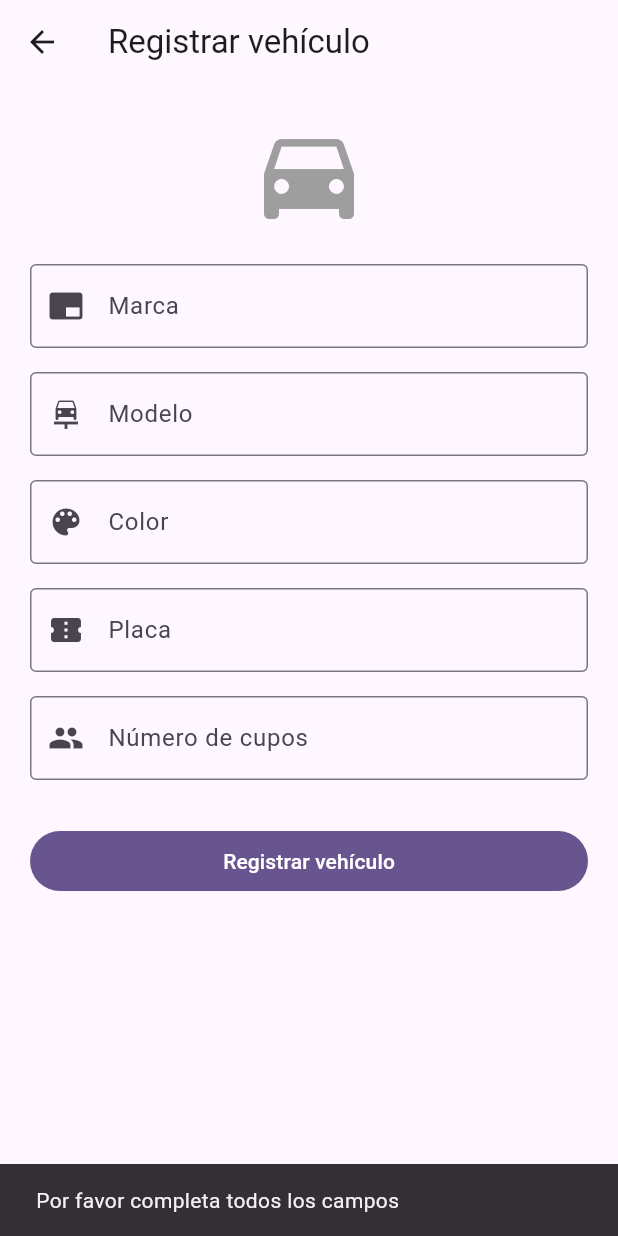
After one commit to bandreshoyos22-art/CARPULIA, a Flutter app: the RegisterVehiculoScreen screen opened directly, after a tap on "Registrar vehículo", on a phone screen of 412 x 824 dp. The commit adds this screen. Run offline on Flutter 3.47's test engine with Material 3 defaults, Android fonts, the light colour scheme and no system bars; our stand-ins replace flutter_map, latlong2, shared_preferences; accounts and stored records are empty; network calls fail.

Commit message:
Registro de vehículo para conductores

```diff
--- /dev/null
+++ b/frontend/lib/models/vehiculo.dart
@@ -0,0 +1,43 @@
+class Vehiculo {
+  final String id;
+  final String conductorEmail;
+  final String marca;
+  final String modelo;
+  final String color;
+  final String placa;
+  final int cupos;
+
+  Vehiculo({
+    required this.id,
+    required this.conductorEmail,
+    required this.marca,
+    required this.modelo,
+    required this.color,
+    required this.placa,
+    required this.cupos,
+  });
+
+  Map<String, dynamic> toJson() {
+    return {
+      'id': id,
+      'conductor_email': conductorEmail,
+      'marca': marca,
+      'modelo': modelo,
+      'color': color,
+      'placa': placa,
+      'cupos': cupos,
+    };
+  }
+
+  factory Vehiculo.fromJson(Map<String, dynamic> json) {
+    return Vehiculo(
+      id: json['id'] as String,
+      conductorEmail: json['conductor_email'] as String,
+      marca: json['marca'] as String,
+      modelo: json['modelo'] as String,
+      color: json['color'] as String,
+      placa: json['placa'] as String,
+      cupos: json['cupos'] as int,
+    );
+  }
+}
--- a/frontend/lib/screens/home_screen.dart
+++ b/frontend/lib/screens/home_screen.dart
@@ -11,6 +11,7 @@ import 'create_viaje_screen.dart';
 import 'login_screen.dart';
 import 'settings_screen.dart';
 import 'trip_history_screen.dart';
+import 'register_vehiculo_screen.dart';
 
 class HomeScreen extends StatefulWidget {
   const HomeScreen({super.key});
@@ -155,6 +156,19 @@ class _HomeScreenState extends State<HomeScreen> {
             icon: const Icon(Icons.add),
             label: const Text('Crear viaje'),
             onPressed: _onCreateTrip,
+          ),
+          const SizedBox(height: 8),
+          FilledButton.tonalIcon(
+            icon: const Icon(Icons.directions_car),
+            label: const Text('Registrar vehículo'),
+            onPressed: () {
+              Navigator.push(
+                context,
+                MaterialPageRoute(
+                  builder: (_) => const RegisterVehiculoScreen(),
+                ),
+              );
+            },
           ),
           const SizedBox(height: 24),
           const Text(
--- /dev/null
+++ b/frontend/lib/screens/register_vehiculo_screen.dart
@@ -0,0 +1,142 @@
+import 'package:flutter/material.dart';
+import '../models/vehiculo.dart';
+import '../services/storage_service.dart';
+
+class RegisterVehiculoScreen extends StatefulWidget {
+  const RegisterVehiculoScreen({super.key});
+
+  @override
+  State<RegisterVehiculoScreen> createState() => _RegisterVehiculoScreenState();
+}
+
+class _RegisterVehiculoScreenState extends State<RegisterVehiculoScreen> {
+  final _marcaController = TextEditingController();
+  final _modeloController = TextEditingController();
+  final _colorController = TextEditingController();
+  final _placaController = TextEditingController();
+  final _cuposController = TextEditingController();
+  bool _guardando = false;
+
+  @override
+  void dispose() {
+    _marcaController.dispose();
+    _modeloController.dispose();
+    _colorController.dispose();
+    _placaController.dispose();
+    _cuposController.dispose();
+    super.dispose();
+  }
+
+  Future<void> _guardar() async {
+    if (_marcaController.text.isEmpty ||
+        _modeloController.text.isEmpty ||
+        _colorController.text.isEmpty ||
+        _placaController.text.isEmpty ||
+        _cuposController.text.isEmpty) {
+      ScaffoldMessenger.of(context).showSnackBar(
+        const SnackBar(content: Text('Por favor completa todos los campos')),
+      );
+      return;
+    }
+
+    setState(() => _guardando = true);
+
+    final user = StorageService().currentUser;
+    final vehiculo = Vehiculo(
+      id: DateTime.now().millisecondsSinceEpoch.toString(),
+      conductorEmail: user?.email ?? '',
+      marca: _marcaController.text,
+      modelo: _modeloController.text,
+      color: _colorController.text,
+      placa: _placaController.text,
+      cupos: int.tryParse(_cuposController.text) ?? 0,
+    );
+
+    await StorageService().saveVehiculo(vehiculo);
+
+    setState(() => _guardando = false);
+
+    if (!mounted) return;
+    ScaffoldMessenger.of(context).showSnackBar(
+      const SnackBar(content: Text('Vehículo registrado correctamente')),
+    );
+    Navigator.pop(context);
+  }
+
+  @override
+  Widget build(BuildContext context) {
+    return Scaffold(
+      appBar: AppBar(title: const Text('Registrar vehículo')),
+      body: SingleChildScrollView(
+        padding: const EdgeInsets.all(20),
+        child: Column(
+          children: [
+            const Icon(Icons.directions_car, size: 80, color: Colors.grey),
+            const SizedBox(height: 20),
+
+            TextField(
+              controller: _marcaController,
+              decoration: const InputDecoration(
+                labelText: 'Marca',
+                border: OutlineInputBorder(),
+                prefixIcon: Icon(Icons.branding_watermark),
+              ),
+            ),
+            const SizedBox(height: 16),
+
+            TextField(
+              controller: _modeloController,
+              decoration: const InputDecoration(
+                labelText: 'Modelo',
+                border: OutlineInputBorder(),
+                prefixIcon: Icon(Icons.car_repair),
+              ),
+            ),
+            const SizedBox(height: 16),
+
+            TextField(
+              controller: _colorController,
+              decoration: const InputDecoration(
+                labelText: 'Color',
+                border: OutlineInputBorder(),
+                prefixIcon: Icon(Icons.color_lens),
+              ),
+            ),
+            const SizedBox(height: 16),
+
+            TextField(
+              controller: _placaController,
+              decoration: const InputDecoration(
+                labelText: 'Placa',
+                border: OutlineInputBorder(),
+                prefixIcon: Icon(Icons.confirmation_number),
+              ),
+            ),
+            const SizedBox(height: 16),
+
+            TextField(
+              controller: _cuposController,
+              keyboardType: TextInputType.number,
+              decoration: const InputDecoration(
+                labelText: 'Número de cupos',
+                border: OutlineInputBorder(),
+                prefixIcon: Icon(Icons.people),
+              ),
+            ),
+            const SizedBox(height: 30),
+
+            SizedBox(
+              width: double.infinity,
+              child: FilledButton(
+                onPressed: _guardando ? null : _guardar,
+                child: _guardando
+                    ? const CircularProgressIndicator()
+                    : const Text('Registrar vehículo'),
+              ),
+            ),
+          ],
+        ),
+      ),
+    );
+  }
+}
--- a/frontend/lib/services/storage_service.dart
+++ b/frontend/lib/services/storage_service.dart
@@ -6,10 +6,10 @@ import '../models/message.dart';
 import '../models/solicitud.dart';
 import '../models/user.dart';
 import '../models/viaje.dart';
+import '../models/vehiculo.dart';
 
 class StorageService {
-  static final StorageService _instance =
-      StorageService._internal();
+  static final StorageService _instance = StorageService._internal();
 
   factory StorageService() => _instance;
 
@@ -26,163 +26,100 @@ class StorageService {
   }
 
   Future<AppUser?> loadCurrentUser() async {
-    final userJson =
-        _prefs.getString('carpulia_current_user');
+    final userJson = _prefs.getString('carpulia_current_user');
 
     if (userJson == null) {
       return null;
     }
 
     try {
-      return AppUser.fromJson(
-        jsonDecode(userJson)
-            as Map<String, dynamic>,
-      );
+      return AppUser.fromJson(jsonDecode(userJson) as Map<String, dynamic>);
     } catch (_) {
       return null;
     }
   }
 
-  Future<void> saveCurrentUser(
-    AppUser user,
-  ) async {
+  Future<void> saveCurrentUser(AppUser user) async {
     currentUser = user;
 
-    await _prefs.setString(
-      'carpulia_current_user',
-      jsonEncode(user.toJson()),
-    );
+    await _prefs.setString('carpulia_current_user', jsonEncode(user.toJson()));
   }
 
   Future<void> clearCurrentUser() async {
     currentUser = null;
 
-    await _prefs.remove(
-      'carpulia_current_user',
-    );
+    await _prefs.remove('carpulia_current_user');
   }
 
   Future<List<AppUser>> loadUsers() async {
-    final usersJson =
-        _prefs.getString('carpulia_users');
+    final usersJson = _prefs.getString('carpulia_users');
 
     if (usersJson == null) {
       return <AppUser>[];
     }
 
-    final list =
-        jsonDecode(usersJson) as List<dynamic>;
+    final list = jsonDecode(usersJson) as List<dynamic>;
 
     return list
-        .map(
-          (item) => AppUser.fromJson(
-            item as Map<String, dynamic>,
-          ),
-        )
+        .map((item) => AppUser.fromJson(item as Map<String, dynamic>))
         .toList();
   }
 
-  Future<void> saveUsers(
-    List<AppUser> users,
-  ) async {
-    final encoded = jsonEncode(
-      users.map((u) => u.toJson()).toList(),
-    );
+  Future<void> saveUsers(List<AppUser> users) async {
+    final encoded = jsonEncode(users.map((u) => u.toJson()).toList());
 
-    await _prefs.setString(
-      'carpulia_users',
-      encoded,
-    );
+    await _prefs.setString('carpulia_users', encoded);
   }
 
   Future<List<Viaje>> loadLocalTrips() async {
-    final viajesJson =
-        _prefs.getString(
-          'carpulia_local_viajes',
-        );
+    final viajesJson = _prefs.getString('carpulia_local_viajes');
 
     if (viajesJson == null) {
       return <Viaje>[];
     }
 
-    final list =
-        jsonDecode(viajesJson) as List<dynamic>;
+    final list = jsonDecode(viajesJson) as List<dynamic>;
 
     return list
-        .map(
-          (item) => Viaje.fromJson(
-            item as Map<String, dynamic>,
-          ),
-        )
+        .map((item) => Viaje.fromJson(item as Map<String, dynamic>))
         .toList();
   }
 
-  Future<void> saveLocalTrips(
-    List<Viaje> viajes,
-  ) async {
-    final encoded = jsonEncode(
-      viajes.map((v) => v.toJson()).toList(),
-    );
+  Future<void> saveLocalTrips(List<Viaje> viajes) async {
+    final encoded = jsonEncode(viajes.map((v) => v.toJson()).toList());
 
-    await _prefs.setString(
-      'carpulia_local_viajes',
-      encoded,
-    );
+    await _prefs.setString('carpulia_local_viajes', encoded);
   }
 
-  Future<List<JoinRequest>>
-      loadRequests() async {
-    final jsonString =
-        _prefs.getString(
-          'carpulia_join_requests',
-        );
+  Future<List<JoinRequest>> loadRequests() async {
+    final jsonString = _prefs.getString('carpulia_join_requests');
 
     if (jsonString == null) {
       return <JoinRequest>[];
     }
 
-    final list =
-        jsonDecode(jsonString)
-            as List<dynamic>;
+    final list = jsonDecode(jsonString) as List<dynamic>;
 
     return list
-        .map(
-          (item) => JoinRequest.fromJson(
-            item as Map<String, dynamic>,
-          ),
-        )
+        .map((item) => JoinRequest.fromJson(item as Map<String, dynamic>))
         .toList();
   }
 
-  Future<void> saveRequests(
-    List<JoinRequest> requests,
-  ) async {
-    final encoded = jsonEncode(
-      requests.map((r) => r.toJson()).toList(),
-    );
+  Future<void> saveRequests(List<JoinRequest> requests) async {
+    final encoded = jsonEncode(requests.map((r) => r.toJson()).toList());
 
-    await _prefs.setString(
-      'carpulia_join_requests',
-      encoded,
-    );
+    await _prefs.setString('carpulia_join_requests', encoded);
   }
 
   Future<void> saveMessages(
     String chatId,
     List<Map<String, dynamic>> messages,
   ) async {
-    await _prefs.setString(
-      'chat_$chatId',
-      jsonEncode(messages),
-    );
+    await _prefs.setString('chat_$chatId', jsonEncode(messages));
   }
 
-  Future<List<Map<String, dynamic>>>
-      loadMessages(
-    String chatId,
-  ) async {
-    final data =
-        _prefs.getString('chat_$chatId');
+  Future<List<Map<String, dynamic>>> loadMessages(String chatId) async {
+    final data = _prefs.getString('chat_$chatId');
 
     if (data == null) {
       return [];
@@ -190,8 +127,22 @@ class StorageService {
 
     final decoded = jsonDecode(data);
 
-    return List<Map<String, dynamic>>.from(
-      decoded,
-    );
+    return List<Map<String, dynamic>>.from(decoded);
+  }
+
+  Future<void> saveVehiculo(Vehiculo vehiculo) async {
+    final vehiculos = await loadVehiculos();
+    vehiculos.add(vehiculo);
+    final encoded = jsonEncode(vehiculos.map((v) => v.toJson()).toList());
+    await _prefs.setString('carpulia_vehiculos', encoded);
+  }
+
+  Future<List<Vehiculo>> loadVehiculos() async {
+    final jsonString = _prefs.getString('carpulia_vehiculos');
+    if (jsonString == null) return <Vehiculo>[];
+    final list = jsonDecode(jsonString) as List<dynamic>;
+    return list
+        .map((item) => Vehiculo.fromJson(item as Map<String, dynamic>))
+        .toList();
   }
 }
```
Also changed, not shown: frontend/lib/screens/settings_screen.dart (+5 -18 lines).
